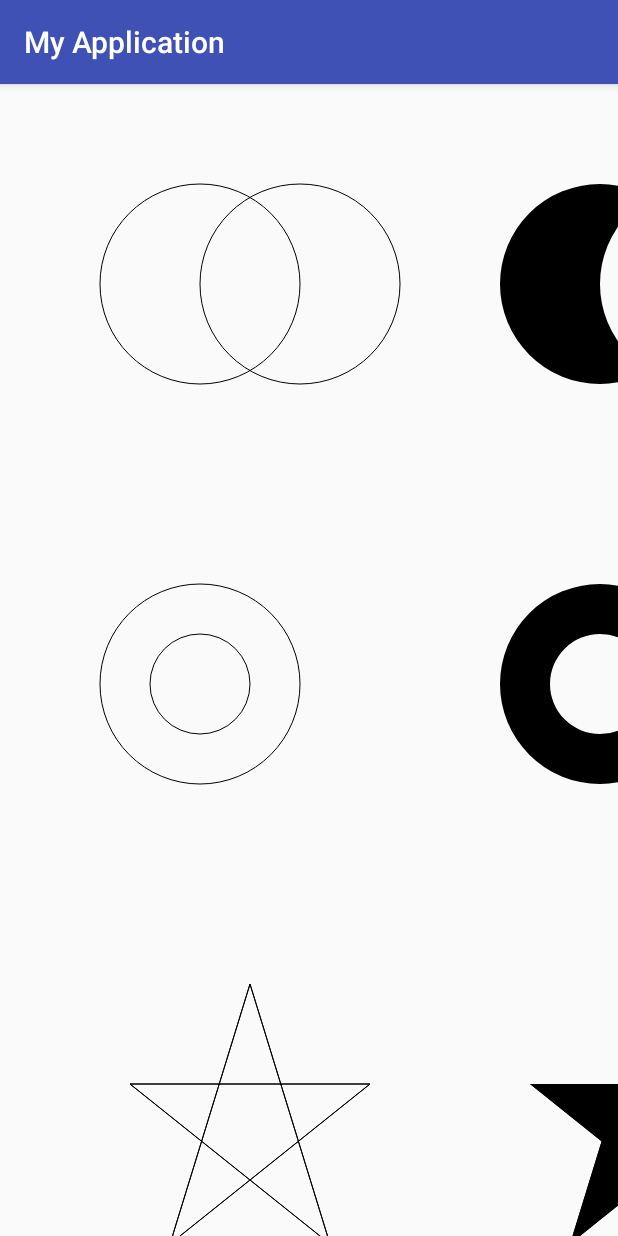
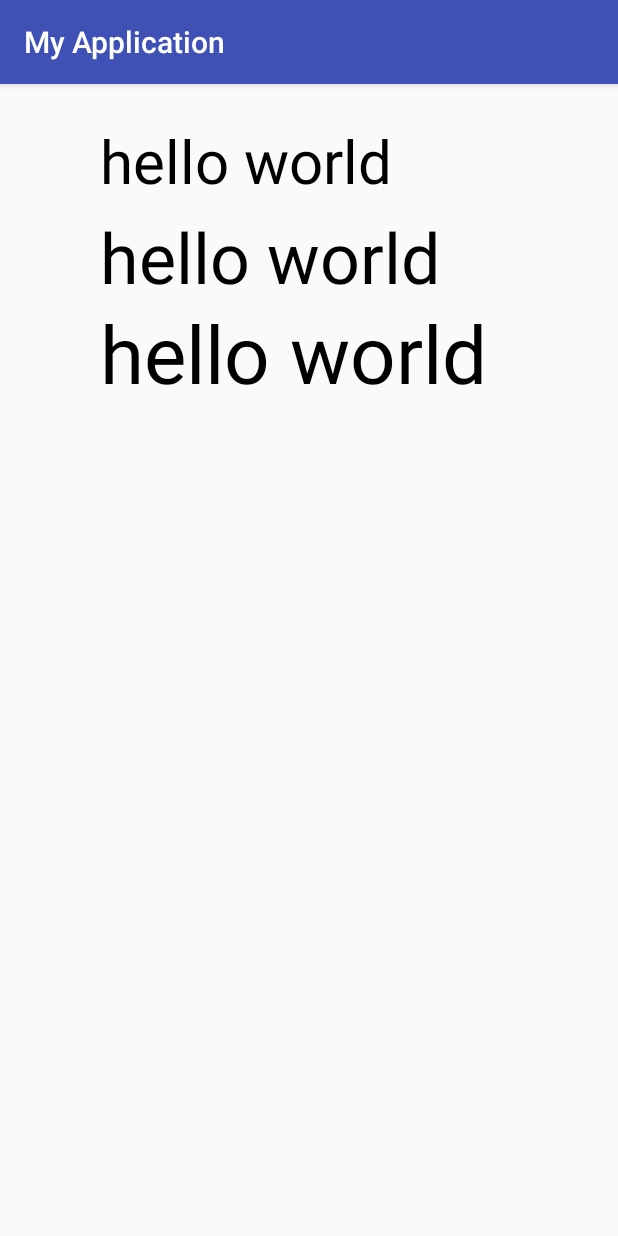
Before and after one commit to 815464927/PersonalRepository, an Android app: the screen it shows after launch (MainActivity), on a phone screen of 412 x 824 dp. Run offline under Robolectric (Android 15) with nearby library versions, the phone set to English and light mode, and no system bars.

Commit message:
drawBitmap、drawText

```diff
--- a/app/src/main/java/com/song/myapplication/DrawView.java
+++ b/app/src/main/java/com/song/myapplication/DrawView.java
@@ -1,6 +1,8 @@
 package com.song.myapplication;
 
 import android.content.Context;
+import android.graphics.Bitmap;
+import android.graphics.BitmapFactory;
 import android.graphics.Canvas;
 import android.graphics.Color;
 import android.graphics.Paint;
@@ -50,8 +52,37 @@ public class DrawView extends View {
 
         //drawRoundRect(canvas);
 
-        drawArc(canvas);
+        //drawArc(canvas);
 
+        //drawBitmap(canvas);
+
+        drawText(canvas);
+
+    }
+
+    /**
+     * 画文字
+     * @param canvas 画布
+     */
+    private void drawText(Canvas canvas) {
+        String txt = "hello world";
+        Paint paint = new Paint();
+        paint.setTextSize(60);
+        canvas.drawText(txt,100,100,paint);
+        paint.setTextSize(70);
+        canvas.drawText(txt,100,200,paint);
+        paint.setTextSize(80);
+        canvas.drawText(txt,100,300,paint);
+    }
+
+    /**
+     * 画Bitmap图
+     * @param canvas 画布
+     */
+    private void drawBitmap(Canvas canvas) {
+        Paint paint = new Paint();
+        Bitmap bitmap = BitmapFactory.decodeResource(getResources(),R.mipmap.ic_launcher);
+        canvas.drawBitmap(bitmap,300,300,paint);
     }
 
     /**
--- a/app/src/main/res/layout/activity_main.xml
+++ b/app/src/main/res/layout/activity_main.xml
@@ -10,10 +10,11 @@
         android:layout_width="wrap_content"
         android:layout_height="wrap_content"
         android:layout_centerInParent="true"
-        android:visibility="gone"/>
+        android:visibility="visible"/>
 
     <com.song.myapplication.PathView
         android:layout_width="wrap_content"
-        android:layout_height="wrap_content"/>
+        android:layout_height="wrap_content"
+        android:visibility="gone"/>
 
 </RelativeLayout>
```
